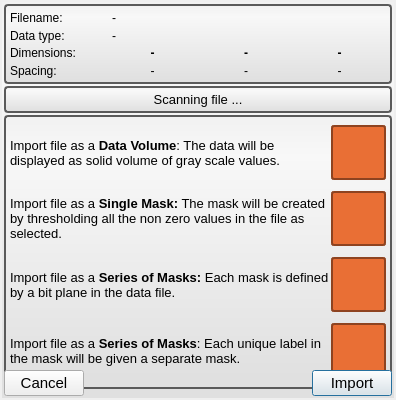
Old version of the form src/Interface/AppInterface/LayerImporterWidget.ui in the repository SCIInstitute/Seg3D.
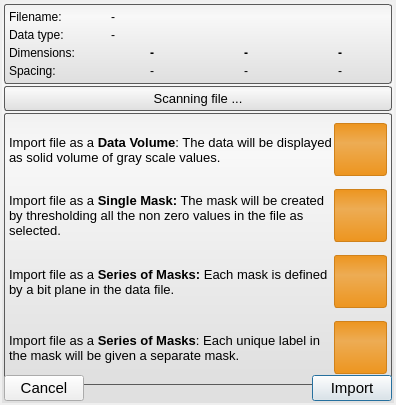
New version of the form.

Diff of the .ui file:
```diff
--- a/src/Interface/AppInterface/LayerImporterWidget.ui
+++ b/src/Interface/AppInterface/LayerImporterWidget.ui
@@ -7,7 +7,7 @@
     <x>0</x>
     <y>0</y>
     <width>396</width>
-    <height>400</height>
+    <height>405</height>
    </rect>
   </property>
   <property name="sizePolicy">
@@ -30,27 +30,28 @@
   <property name="styleSheet">
    <string notr="true">QFrame#importer_options_{
   background-color: qlineargradient(spread:pad, x1:0.5, y1:0, x2:0.5, y2:0.960227, stop:0 rgba(241, 241, 241, 255), stop:0.155779 rgba(248, 248, 248, 255), stop:1 rgba(224, 224, 224, 255));
-  border: 2px solid rgb(90,90,90);
-  border-radius: 4px;
+  border: 1px solid rgb(90,90,90);
+  border-radius: 3px;
 }
 
 QFrame#scanning_file_{
   background-color: qlineargradient(spread:pad, x1:0.5, y1:0, x2:0.5, y2:0.960227, stop:0 rgba(241, 241, 241, 255), stop:0.155779 rgba(248, 248, 248, 255), stop:1 rgba(224, 224, 224, 255));
-  border: 2px solid rgb(90,90,90);
-  border-radius: 4px;
+  border: 1px solid rgb(90,90,90);
+  border-radius: 3px;
 }
 
 QFrame#file_info_{
   background-color: qlineargradient(spread:pad, x1:0.5, y1:0, x2:0.5, y2:0.960227, stop:0 rgba(241, 241, 241, 255), stop:0.155779 rgba(248, 248, 248, 255), stop:1 rgba(224, 224, 224, 255));
-  border: 2px solid rgb(90,90,90);
-  border-radius: 4px;
+  border: 1px solid rgb(90,90,90);
+  border-radius: 3px;
 }
 
 
 QToolButton{
-  background-color: rgb(233, 111, 53);
+  
+  background-color: qlineargradient(spread:pad, x1:0.5, y1:0, x2:0.5, y2:1, stop:0 rgba(237, 149, 31, 255), stop:0.372881 rgba(237, 172, 84, 255), stop:1 rgba(237, 149, 31, 255));
   border-radius: 3px;
-  border: 2px solid rgb(142, 67, 32);
+  border: 1px solid rgb(208, 130, 27);
 }
 
 
```
